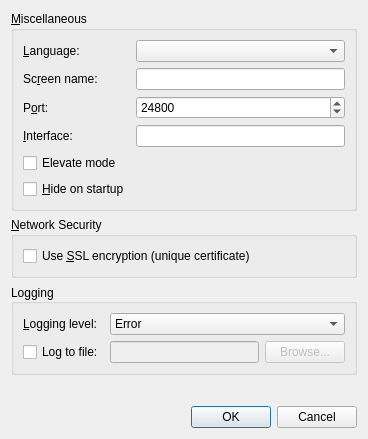
Above: src/gui/res/SettingsDialogBase.ui from deskflow/deskflow before the change. Below: the same form after it.
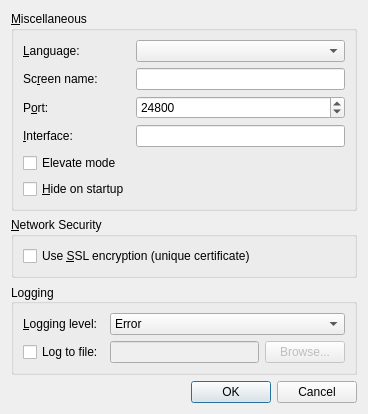
That is the form after the change.

Commit message: Fixed dialog too big #4852

The edit to the form file:
```diff
--- a/src/gui/res/SettingsDialogBase.ui
+++ b/src/gui/res/SettingsDialogBase.ui
@@ -7,7 +7,7 @@
     <x>0</x>
     <y>0</y>
     <width>368</width>
-    <height>439</height>
+    <height>377</height>
    </rect>
   </property>
   <property name="windowTitle">
```
